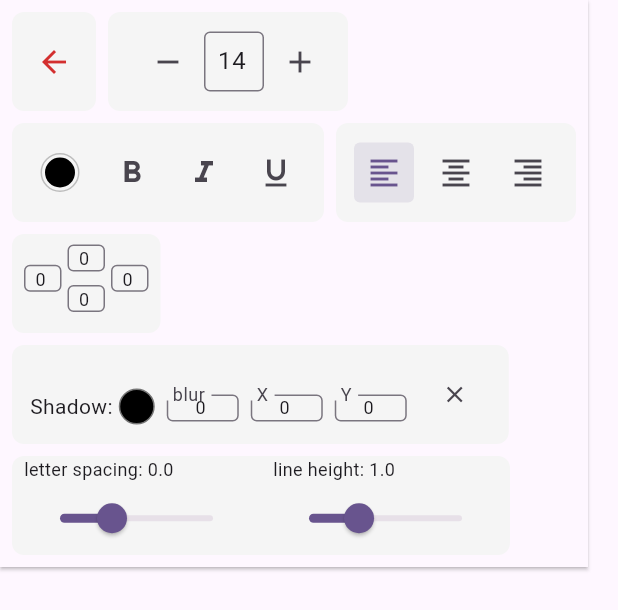
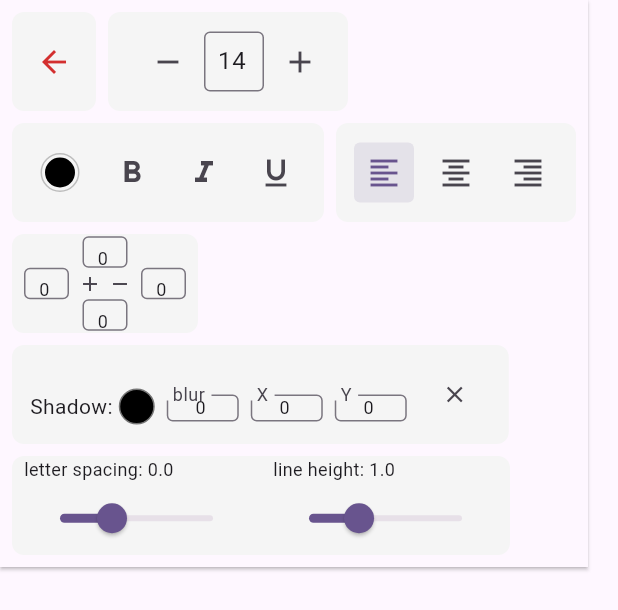
Before and after one commit to cretaDomain/rich_text_editor, a Flutter app: the Toolbar widget shown alone on an empty page, opened directly with empty values, on a phone screen of 412 x 824 dp. Shown: the top 610 px of the screen. Run offline on Flutter 3.47's test engine with Material 3 defaults, Android fonts, the phone set to English and light mode, and no system bars; our stand-ins replace flutter_colorpicker.

Commit message:
toolbar padding ui

```diff
--- a/lib/src/widgets/toolbar.dart
+++ b/lib/src/widgets/toolbar.dart
@@ -380,56 +380,84 @@ class _ToolbarState extends State<Toolbar> {
   }
 
   Widget _buildPaddingControls() {
-    final currentPadding = widget.padding;
-    return Row(
-      crossAxisAlignment: CrossAxisAlignment.center,
+    return Column(
       mainAxisSize: MainAxisSize.min,
       children: [
-        _buildPaddingInput('좌', currentPadding.left, (v) {
-          widget.onPaddingChanged(currentPadding.copyWith(left: v));
+        // Top
+        _buildTextField(widget.padding.top, (v) {
+          widget.onPaddingChanged(widget.padding.copyWith(top: v));
         }),
-        const SizedBox(width: 4),
-        Column(
+        //const SizedBox(height: 2),
+        // Middle Row
+        Row(
           mainAxisSize: MainAxisSize.min,
           children: [
-            _buildPaddingInput('상', currentPadding.top, (v) {
-              widget.onPaddingChanged(currentPadding.copyWith(top: v));
+            // Left
+            _buildTextField(widget.padding.left, (v) {
+              widget.onPaddingChanged(widget.padding.copyWith(left: v));
             }),
-            const SizedBox(height: 2),
-            _buildPaddingInput('하', currentPadding.bottom, (v) {
-              widget.onPaddingChanged(currentPadding.copyWith(bottom: v));
+            const SizedBox(width: 4),
+            // +/- Buttons
+            Row(
+              mainAxisSize: MainAxisSize.min,
+              children: [
+                _buildIconButton(Icons.add, () {
+                  final newValue = (widget.padding.left + 1).clamp(0, double.infinity);
+                  widget.onPaddingChanged(EdgeInsets.all(newValue.toDouble()));
+                }),
+                _buildIconButton(Icons.remove, () {
+                  final newValue = (widget.padding.left - 1).clamp(0, double.infinity);
+                  widget.onPaddingChanged(EdgeInsets.all(newValue.toDouble()));
+                }),
+              ],
+            ),
+            const SizedBox(width: 4),
+            // Right
+            _buildTextField(widget.padding.right, (v) {
+              widget.onPaddingChanged(widget.padding.copyWith(right: v));
             }),
           ],
         ),
-        const SizedBox(width: 4),
-        _buildPaddingInput('우', currentPadding.right, (v) {
-          widget.onPaddingChanged(currentPadding.copyWith(right: v));
+        //const SizedBox(height: 2),
+        // Bottom
+        _buildTextField(widget.padding.bottom, (v) {
+          widget.onPaddingChanged(widget.padding.copyWith(bottom: v));
         }),
       ],
     );
   }
 
-  Widget _buildPaddingInput(String hint, double value, ValueChanged<double> onChanged) {
-    final controller = TextEditingController(text: value.toInt().toString());
-    controller.selection = TextSelection.fromPosition(TextPosition(offset: controller.text.length));
+  Widget _buildIconButton(IconData icon, VoidCallback onPressed) {
     return SizedBox(
-      width: 25,
-      height: 25,
-      child: TextField(
-        controller: controller,
+      width: 20,
+      height: 20,
+      child: IconButton(
+        padding: EdgeInsets.zero,
+        icon: Icon(icon, size: 16),
+        onPressed: onPressed,
+        visualDensity: VisualDensity.compact,
+      ),
+    );
+  }
+
+  Widget _buildTextField(double value, ValueChanged<double> onFieldChanged) {
+    return SizedBox(
+      width: 30,
+      height: 21,
+      child: TextFormField(
+        controller: TextEditingController(text: value.toInt().toString()),
         textAlign: TextAlign.center,
         style: const TextStyle(fontSize: 12),
-        decoration: InputDecoration(
-          hintText: hint,
+        decoration: const InputDecoration(
           isDense: true,
-          border: const OutlineInputBorder(),
-          contentPadding: EdgeInsets.zero,
+          border: OutlineInputBorder(),
+          contentPadding: EdgeInsets.symmetric(horizontal: 4, vertical: 8),
         ),
         keyboardType: TextInputType.number,
         inputFormatters: [FilteringTextInputFormatter.digitsOnly],
         onChanged: (text) {
           final newValue = double.tryParse(text) ?? 0.0;
-          onChanged(newValue);
+          onFieldChanged(newValue);
         },
       ),
     );
```
